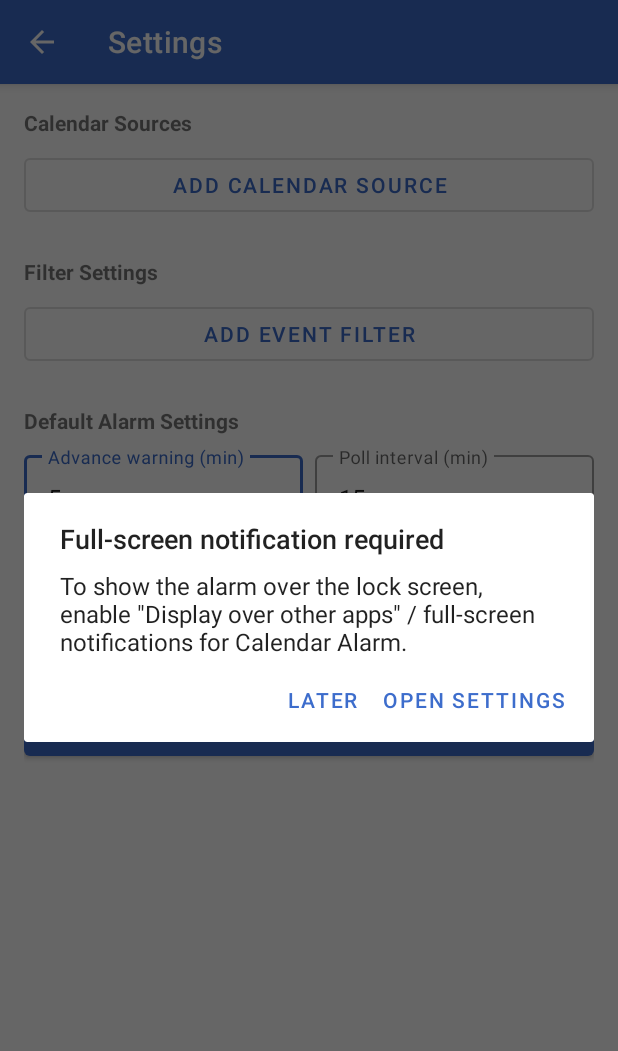
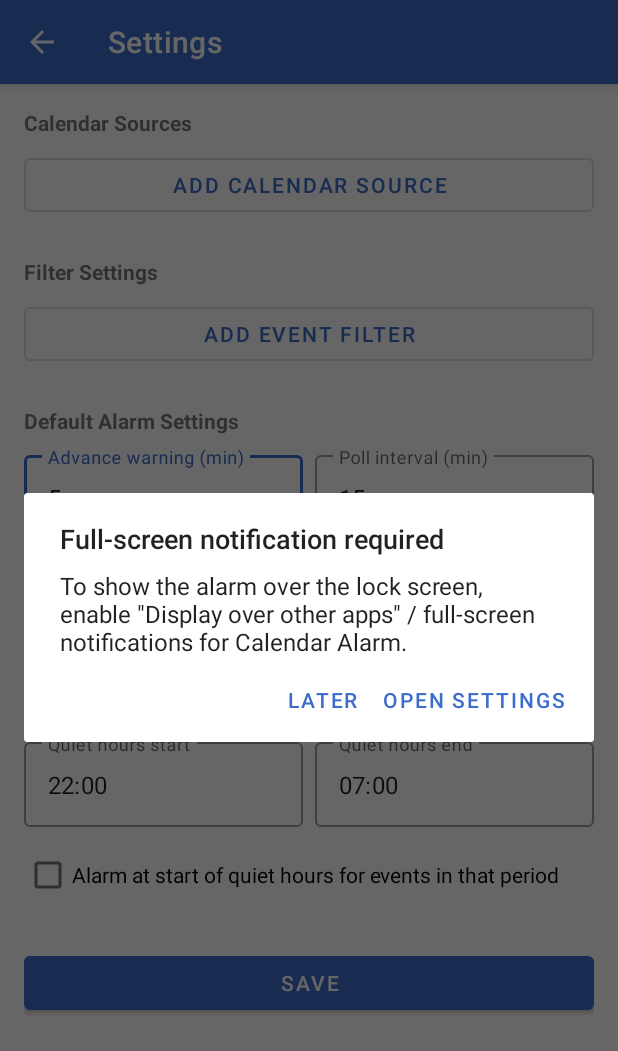
Before and after one commit to campagnola/calendar-alarm, an Android app: the SettingsActivity screen opened directly, with no data from a screen before it, after a tap on "SAVE", on a phone screen of 412 x 824 dp. Shown: the top 1051 px of the screen. Run offline under Robolectric (Android 15) with nearby library versions, the phone set to English and light mode, and no system bars.

Commit message:
Add quiet hours: consolidated notification for events during quiet period
Events whose start time falls in the next quiet hours window are excluded
from individual alarms and counted toward a single notification fired at
the start of that window. Settings expose start/end (HH:MM) and a checkbox
to enable the feature. AlarmScheduler.scheduleAll() centralizes all
alarm-scheduling logic used by both MainActivity and PollReceiver.

Co-Authored-By: Claude Sonnet 4.6 <noreply@anthropic.com>

```diff
--- a/app/src/main/AndroidManifest.xml
+++ b/app/src/main/AndroidManifest.xml
@@ -56,6 +56,7 @@
         <receiver android:name=".PollReceiver" android:exported="false" />
         <receiver android:name=".AlarmReceiver" android:exported="false" />
         <receiver android:name=".ActionReceiver" android:exported="false" />
+        <receiver android:name=".QuietHoursReceiver" android:exported="false" />
 
         <receiver
             android:name=".BootReceiver"
--- a/app/src/main/kotlin/com/example/calendaralarm/Prefs.kt
+++ b/app/src/main/kotlin/com/example/calendaralarm/Prefs.kt
@@ -37,6 +37,20 @@ class Prefs(context: Context) {
     var showTomorrowAtMinutes: Int
         get() = p.getInt("show_tomorrow_min", 20 * 60)
         set(v) = p.edit().putInt("show_tomorrow_min", v).apply()
+
+    // Quiet hours: start/end as minutes since midnight (default 22:00–07:00).
+    var quietHoursStartMinutes: Int
+        get() = p.getInt("quiet_start_min", 22 * 60)
+        set(v) = p.edit().putInt("quiet_start_min", v).apply()
+
+    var quietHoursEndMinutes: Int
+        get() = p.getInt("quiet_end_min", 7 * 60)
+        set(v) = p.edit().putInt("quiet_end_min", v).apply()
+
+    // Whether to fire a consolidated notification at the start of quiet hours.
+    var quietHoursAlarmEnabled: Boolean
+        get() = p.getBoolean("quiet_alarm_enabled", false)
+        set(v) = p.edit().putBoolean("quiet_alarm_enabled", v).apply()
 
     var lastPollTime: Long
         get() = p.getLong("last_poll", 0L)
--- a/app/src/main/kotlin/com/example/calendaralarm/SettingsActivity.kt
+++ b/app/src/main/kotlin/com/example/calendaralarm/SettingsActivity.kt
@@ -41,6 +41,9 @@ class SettingsActivity : AppCompatActivity() {
         binding.pollIntervalInput.setText(prefs.pollIntervalMinutes.toString())
         binding.snoozeInput.setText(prefs.snoozeMinutes.toString())
         binding.showTomorrowInput.setText(minutesToHhmm(prefs.showTomorrowAtMinutes))
+        binding.quietStartInput.setText(minutesToHhmm(prefs.quietHoursStartMinutes))
+        binding.quietEndInput.setText(minutesToHhmm(prefs.quietHoursEndMinutes))
+        binding.quietHoursAlarmCheckbox.isChecked = prefs.quietHoursAlarmEnabled
 
         binding.saveButton.setOnClickListener { save() }
     }
@@ -123,6 +126,13 @@ class SettingsActivity : AppCompatActivity() {
         val showTomorrow = parseHhmm(binding.showTomorrowInput.text.toString())
         if (showTomorrow != null) prefs.showTomorrowAtMinutes = showTomorrow
         else Toast.makeText(this, "Invalid time for \"Show tomorrow at\" — use HH:MM", Toast.LENGTH_SHORT).show()
+        val quietStart = parseHhmm(binding.quietStartInput.text.toString())
+        if (quietStart != null) prefs.quietHoursStartMinutes = quietStart
+        else Toast.makeText(this, "Invalid time for \"Quiet hours start\" — use HH:MM", Toast.LENGTH_SHORT).show()
+        val quietEnd = parseHhmm(binding.quietEndInput.text.toString())
+        if (quietEnd != null) prefs.quietHoursEndMinutes = quietEnd
+        else Toast.makeText(this, "Invalid time for \"Quiet hours end\" — use HH:MM", Toast.LENGTH_SHORT).show()
+        prefs.quietHoursAlarmEnabled = binding.quietHoursAlarmCheckbox.isChecked
         AlarmScheduler.schedulePoll(this, 0L)
 
         when {
--- a/app/src/main/res/layout/activity_settings.xml
+++ b/app/src/main/res/layout/activity_settings.xml
@@ -132,6 +132,58 @@
 
         </LinearLayout>
 
+        <TextView
+            android:layout_width="match_parent"
+            android:layout_height="wrap_content"
+            android:text="Quiet Hours"
+            android:textStyle="bold"
+            android:textSize="14sp"
+            android:layout_marginBottom="8dp" />
+
+        <LinearLayout
+            android:layout_width="match_parent"
+            android:layout_height="wrap_content"
+            android:orientation="horizontal"
+            android:layout_marginBottom="8dp">
+
+            <com.google.android.material.textfield.TextInputLayout
+                android:layout_width="0dp"
+                android:layout_height="wrap_content"
+                android:layout_weight="1"
+                android:hint="Quiet hours start"
+                android:layout_marginEnd="8dp"
+                style="@style/Widget.MaterialComponents.TextInputLayout.OutlinedBox">
+                <com.google.android.material.textfield.TextInputEditText
+                    android:id="@+id/quietStartInput"
+                    android:layout_width="match_parent"
+                    android:layout_height="wrap_content"
+                    android:inputType="text"
+                    android:maxLength="5" />
+            </com.google.android.material.textfield.TextInputLayout>
+
+            <com.google.android.material.textfield.TextInputLayout
+                android:layout_width="0dp"
+                android:layout_height="wrap_content"
+                android:layout_weight="1"
+                android:hint="Quiet hours end"
+                style="@style/Widget.MaterialComponents.TextInputLayout.OutlinedBox">
+                <com.google.android.material.textfield.TextInputEditText
+                    android:id="@+id/quietEndInput"
+                    android:layout_width="match_parent"
+                    android:layout_height="wrap_content"
+                    android:inputType="text"
+                    android:maxLength="5" />
+            </com.google.android.material.textfield.TextInputLayout>
+
+        </LinearLayout>
+
+        <CheckBox
+            android:id="@+id/quietHoursAlarmCheckbox"
+            android:layout_width="match_parent"
+            android:layout_height="wrap_content"
+            android:text="Alarm at start of quiet hours for events in that period"
+            android:layout_marginBottom="24dp" />
+
         <com.google.android.material.button.MaterialButton
             android:id="@+id/saveButton"
             android:layout_width="match_parent"
```
Also changed, not shown: app/src/main/kotlin/com/example/calendaralarm/AlarmScheduler.kt (+78 -0 lines), app/src/main/kotlin/com/example/calendaralarm/MainActivity.kt (+1 -19 lines), app/src/main/kotlin/com/example/calendaralarm/NotificationHelper.kt (+25 -0 lines), app/src/main/kotlin/com/example/calendaralarm/PollReceiver.kt (+1 -18 lines), app/src/main/kotlin/com/example/calendaralarm/QuietHoursReceiver.kt (added, +12 -0 lines).
